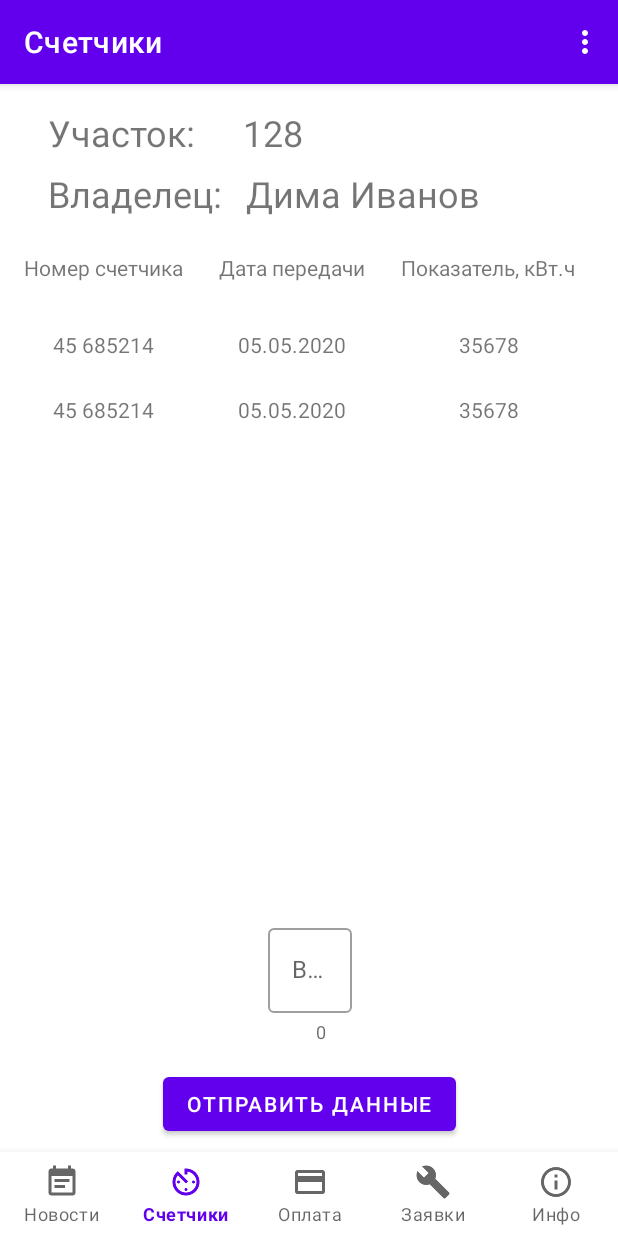
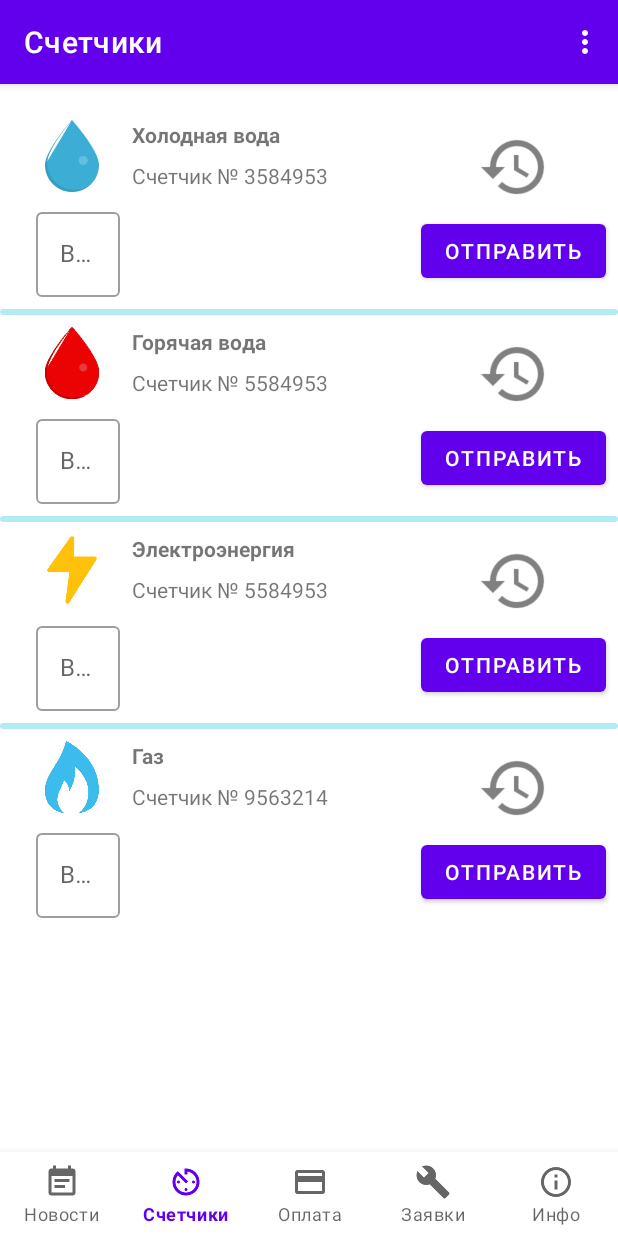
Before and after one commit to G2R1k/Domodel, an Android app: the CounterFragment screen opened through its navigation route, on a phone screen of 412 x 824 dp. Run offline under Robolectric (Android 15) with nearby library versions, the phone set to English and light mode, and no system bars; our stand-ins replace navigation-ui; 1 statement that could not run was skipped.

Commit message:
upd Counters start Votes

```diff
--- a/app/src/main/java/com/example/domodel/PayActivity.java
+++ b/app/src/main/java/com/example/domodel/PayActivity.java
@@ -22,7 +22,7 @@ public class PayActivity extends AppCompatActivity {
         super.onCreate(savedInstanceState);
         setContentView(R.layout.activity_pay);
 
-        btnBack = findViewById(R.id.btnBack);
+        btnBack = findViewById(R.id.btnProfileBack);
         btnBack.setOnClickListener(listenerClose);
     }
 }
--- a/app/src/main/java/com/example/domodel/ui/counter/CounterFragment.java
+++ b/app/src/main/java/com/example/domodel/ui/counter/CounterFragment.java
@@ -17,6 +17,8 @@ import androidx.lifecycle.ViewModelProviders;
 
 import com.example.domodel.R;
 
+import org.w3c.dom.Text;
+
 import java.text.DateFormat;
 import java.text.SimpleDateFormat;
 import java.util.Date;
@@ -25,29 +27,20 @@ import java.util.Locale;
 public class CounterFragment extends Fragment {
 
     private CounterViewModel counterViewModel;
-    private Button btnSend;
-    private TextView textNumberCounter;
-    private TextView textDate;
-    private TextView textCounter;
-    private TextView fieldGetInfo;
-    String dateText;
+
+    TextView fldColdWater;
+
+    Button btnSendColdWater;
 
     public View onCreateView(@NonNull LayoutInflater inflater,
                              ViewGroup container, Bundle savedInstanceState) {
         counterViewModel =
                 ViewModelProviders.of(this).get(CounterViewModel.class);
-        View root = inflater.inflate(R.layout.fragment_counter, container, false);
-        textNumberCounter = root.findViewById(R.id.textNumberCounter);
-        textDate = root.findViewById(R.id.textDate);
-        textCounter = root.findViewById(R.id.textCounter);
-        fieldGetInfo = root.findViewById(R.id.editTextTextPersonName2);
+        View root = inflater.inflate(R.layout.fragment_counter2, container, false);
 
-        btnSend = root.findViewById(R.id.buttonSend);
-        btnSend.setOnClickListener(listenerSendInfo);
-
-        Date currentDate = new Date();
-        DateFormat dateFormat = new SimpleDateFormat("dd.MM.yyyy", Locale.getDefault());
-        dateText = dateFormat.format(currentDate);
+        fldColdWater = root.findViewById(R.id.fldColdWater2);
+        btnSendColdWater = root.findViewById(R.id.btnCounterSend1);
+        btnSendColdWater.setOnClickListener(listenerSendInfo);
         return root;
     }
 
@@ -55,16 +48,8 @@ public class CounterFragment extends Fragment {
     View.OnClickListener listenerSendInfo = new View.OnClickListener() {
         @Override
         public void onClick(View view) {
-            String str = fieldGetInfo.getText().toString();
-            if(!TextUtils.isEmpty(str)){
-                textNumberCounter.setText("45 685214");
-                textDate.setText(dateText);
-                textCounter.setText(fieldGetInfo.getText().toString());
-                Toast.makeText(getContext(), "Данные отправленны !", Toast.LENGTH_LONG).show();
-            } else {
-                Toast.makeText(getContext(), "Введите данные счетчика", Toast.LENGTH_LONG).show();
-            }
-
+            String str = fldColdWater.getText().toString();
+            Toast.makeText(getContext(), str, Toast.LENGTH_LONG).show();
         }
     };
 }
--- a/app/src/main/res/layout/activity_pay.xml
+++ b/app/src/main/res/layout/activity_pay.xml
@@ -33,7 +33,7 @@
         android:layout_height="wrap_content"
         android:layout_marginBottom="4dp"
         android:text="Оплатить"
-        app:layout_constraintBottom_toTopOf="@+id/btnBack"
+        app:layout_constraintBottom_toTopOf="@+id/btnProfileBack"
         app:layout_constraintEnd_toEndOf="parent"
         app:layout_constraintStart_toStartOf="parent" />
 </androidx.constraintlayout.widget.ConstraintLayout>
--- a/app/src/main/res/layout/activity_profile.xml
+++ b/app/src/main/res/layout/activity_profile.xml
@@ -47,7 +47,7 @@
         android:id="@+id/textView48"
         android:layout_width="wrap_content"
         android:layout_height="wrap_content"
-        android:layout_marginTop="8dp"
+        android:layout_marginTop="16dp"
         android:text="Телефон"
         android:textSize="18sp"
         app:layout_constraintStart_toStartOf="@+id/txt_fio"
@@ -72,7 +72,7 @@
         android:id="@+id/textView51"
         android:layout_width="wrap_content"
         android:layout_height="wrap_content"
-        android:layout_marginTop="8dp"
+        android:layout_marginTop="12dp"
         android:text="Адрес участка"
         android:textSize="18sp"
         app:layout_constraintStart_toStartOf="@+id/txt_mail"
@@ -97,7 +97,7 @@
         android:id="@+id/textView55"
         android:layout_width="wrap_content"
         android:layout_height="wrap_content"
-        android:layout_marginTop="8dp"
+        android:layout_marginTop="12dp"
         android:text="Площадь участка"
         android:textSize="18sp"
         app:layout_constraintStart_toStartOf="@+id/txt_adress2"
@@ -122,7 +122,7 @@
         android:id="@+id/textView57"
         android:layout_width="wrap_content"
         android:layout_height="wrap_content"
-        android:layout_marginTop="8dp"
+        android:layout_marginTop="16dp"
         android:text="email"
         android:textSize="18sp"
         app:layout_constraintStart_toStartOf="@+id/imageView"
@@ -147,7 +147,7 @@
         android:id="@+id/textView59"
         android:layout_width="wrap_content"
         android:layout_height="wrap_content"
-        android:layout_marginTop="8dp"
+        android:layout_marginTop="12dp"
         android:text="Почтовый адрес"
         android:textSize="18sp"
         app:layout_constraintStart_toStartOf="@+id/txt_email"
--- a/app/src/main/res/layout/fragment_contact.xml
+++ b/app/src/main/res/layout/fragment_contact.xml
@@ -175,8 +175,8 @@
         android:textStyle="bold"
         android:text="+79115553322"
         android:background="@drawable/profile_background"
-        android:paddingStart="4dp"
-        android:paddingEnd="4dp"
+        android:paddingStart="8dp"
+        android:paddingEnd="8dp"
         android:textSize="18sp"
         app:layout_constraintStart_toStartOf="@+id/txtNameEmployee1"
         app:layout_constraintTop_toBottomOf="@+id/txtNameEmployee1" />
@@ -185,13 +185,13 @@
         android:id="@+id/textView49"
         android:layout_width="wrap_content"
         android:layout_height="wrap_content"
-        android:layout_marginTop="16dp"
+        android:layout_marginTop="8dp"
+        android:background="@drawable/profile_background"
+        android:paddingStart="8dp"
+        android:paddingEnd="8dp"
+        android:text="+79115553322"
+        android:textSize="18sp"
         android:textStyle="bold"
-        android:text="+79115553322"
-        android:background="@drawable/profile_background"
-        android:paddingStart="4dp"
-        android:paddingEnd="4dp"
-        android:textSize="18sp"
         app:layout_constraintStart_toStartOf="@+id/txtNameEmployee2"
         app:layout_constraintTop_toBottomOf="@+id/txtNameEmployee2" />
 
@@ -203,8 +203,8 @@
         android:textStyle="bold"
         android:text="+79115553322"
         android:background="@drawable/profile_background"
-        android:paddingStart="4dp"
-        android:paddingEnd="4dp"
+        android:paddingStart="8dp"
+        android:paddingEnd="8dp"
         android:textSize="18sp"
         app:layout_constraintStart_toStartOf="@+id/txtNameEmployee3"
         app:layout_constraintTop_toBottomOf="@+id/txtNameEmployee3" />
@@ -217,8 +217,8 @@
         android:textStyle="bold"
         android:text="+79115553322"
         android:background="@drawable/profile_background"
-        android:paddingStart="4dp"
-        android:paddingEnd="4dp"
+        android:paddingStart="8dp"
+        android:paddingEnd="8dp"
         android:textSize="18sp"
         app:layout_constraintStart_toStartOf="@+id/txtNameEmployee4"
         app:layout_constraintTop_toBottomOf="@+id/txtNameEmployee4" />
--- /dev/null
+++ b/app/src/main/res/layout/fragment_counter2.xml
@@ -0,0 +1,314 @@
+<?xml version="1.0" encoding="utf-8"?>
+<androidx.constraintlayout.widget.ConstraintLayout
+    xmlns:android="http://schemas.android.com/apk/res/android"
+    xmlns:app="http://schemas.android.com/apk/res-auto"
+    xmlns:tools="http://schemas.android.com/tools"
+    android:layout_width="match_parent"
+    android:layout_height="match_parent">
+
+    <ImageView
+        android:id="@+id/imgHotWater"
+        android:layout_width="48dp"
+        android:layout_height="48dp"
+        android:layout_marginStart="24dp"
+        android:layout_marginTop="8dp"
+        app:layout_constraintStart_toStartOf="parent"
+        app:layout_constraintTop_toBottomOf="@+id/imageView2"
+        app:srcCompat="@drawable/ic_hotwater" />
+
+    <TextView
+        android:id="@+id/textView62"
+        android:layout_width="wrap_content"
+        android:layout_height="wrap_content"
+        android:layout_marginTop="8dp"
+        android:text="Счетчик № 5584953"
+        app:layout_constraintStart_toStartOf="@+id/textView63"
+        app:layout_constraintTop_toBottomOf="@+id/textView63" />
+
+    <com.google.android.material.textfield.TextInputLayout
+        android:id="@+id/fldHotWater"
+        style="@style/Widget.MaterialComponents.TextInputLayout.OutlinedBox"
+        android:layout_width="wrap_content"
+        android:layout_height="wrap_content"
+        android:layout_marginTop="8dp"
+        app:layout_constraintStart_toStartOf="@+id/imgHotWater"
+        app:layout_constraintTop_toBottomOf="@+id/imgHotWater">
+
+        <EditText
+            android:id="@+id/fldHotWater2"
+            android:layout_width="wrap_content"
+            android:layout_height="wrap_content"
+            android:inputType="number"
+            android:layout_marginTop="8dp"
+            android:ems="10"
+            android:hint="Введите показания" />
+    </com.google.android.material.textfield.TextInputLayout>
+
+    <Button
+        android:id="@+id/btnCounterSend2"
+        android:layout_width="wrap_content"
+        android:layout_height="wrap_content"
+        android:layout_marginEnd="8dp"
+        android:text="Отправить"
+        app:layout_constraintBottom_toBottomOf="@+id/fldHotWater"
+        app:layout_constraintEnd_toEndOf="parent"
+        app:layout_constraintTop_toTopOf="@+id/fldHotWater" />
+
+    <TextView
+        android:id="@+id/textView63"
+        android:layout_width="wrap_content"
+        android:layout_height="wrap_content"
+        android:layout_marginStart="16dp"
+        android:text="Горячая вода"
+        android:textStyle="bold"
+        app:layout_constraintStart_toEndOf="@+id/imgHotWater"
+        app:layout_constraintTop_toTopOf="@+id/imgHotWater" />
+
+    <ImageView
+        android:id="@+id/imgColdWater"
+        android:layout_width="48dp"
+        android:layout_height="48dp"
+        android:layout_marginStart="24dp"
+        android:layout_marginTop="24dp"
+        app:layout_constraintStart_toStartOf="parent"
+        app:layout_constraintTop_toTopOf="parent"
+        app:srcCompat="@drawable/ic_coldwater" />
+
+    <TextView
+        android:id="@+id/textView58"
+        android:layout_width="wrap_content"
+        android:layout_height="wrap_content"
+        android:layout_marginStart="16dp"
+        android:text="Холодная вода"
+        android:textStyle="bold"
+        app:layout_constraintStart_toEndOf="@+id/imgColdWater"
+        app:layout_constraintTop_toTopOf="@+id/imgColdWater" />
+
+    <com.google.android.material.textfield.TextInputLayout
+        android:id="@+id/fldColdWater"
+        android:layout_width="wrap_content"
+        android:layout_height="wrap_content"
+        android:layout_marginTop="8dp"
+        app:layout_constraintTop_toBottomOf="@+id/imgColdWater"
+        app:layout_constraintStart_toStartOf="@+id/imgColdWater"
+        style="@style/Widget.MaterialComponents.TextInputLayout.OutlinedBox">
+        <EditText
+            android:id="@+id/fldColdWater2"
+            android:layout_width="wrap_content"
+            android:layout_height="wrap_content"
+            android:layout_marginTop="8dp"
+            android:inputType="number"
+            android:ems="10"
+            android:hint="Введите показания" />
+    </com.google.android.material.textfield.TextInputLayout>
+
+    <Button
+        android:id="@+id/btnCounterSend1"
+        android:layout_width="wrap_content"
+        android:layout_height="wrap_content"
+        android:layout_marginEnd="8dp"
+        android:text="Отправить"
+        app:layout_constraintBottom_toBottomOf="@+id/fldColdWater"
+        app:layout_constraintEnd_toEndOf="parent"
+        app:layout_constraintTop_toTopOf="@+id/fldColdWater" />
+
+    <TextView
+        android:id="@+id/textView61"
+        android:layout_width="wrap_content"
+        android:layout_height="wrap_content"
+        android:layout_marginTop="8dp"
+        android:text="Счетчик № 3584953"
+        app:layout_constraintStart_toStartOf="@+id/textView58"
+        app:layout_constraintTop_toBottomOf="@+id/textView58" />
+
+    <ImageView
+        android:id="@+id/imageView2"
+        android:layout_width="0dp"
+        android:layout_height="4dp"
+        android:layout_marginTop="8dp"
+        app:layout_constraintEnd_toEndOf="parent"
+        app:layout_constraintHorizontal_bias="0.0"
+        app:layout_constraintStart_toStartOf="parent"
+        app:layout_constraintTop_toBottomOf="@+id/fldColdWater"
+        app:srcCompat="@drawable/news_background" />
+
+    <ImageView
+        android:id="@+id/imageView4"
+        android:layout_width="0dp"
+        android:layout_height="4dp"
+        android:layout_marginTop="8dp"
+        app:layout_constraintEnd_toEndOf="parent"
+        app:layout_constraintStart_toStartOf="parent"
+        app:layout_constraintTop_toBottomOf="@+id/fldHotWater"
+        app:srcCompat="@drawable/news_background" />
+
+    <ImageView
+        android:id="@+id/imgStory1"
+        android:layout_width="48dp"
+        android:layout_height="48dp"
+        android:layout_marginBottom="8dp"
+        android:alpha="0.5"
+        app:layout_constraintBottom_toTopOf="@+id/btnCounterSend1"
+        app:layout_constraintEnd_toEndOf="@+id/btnCounterSend1"
+        app:layout_constraintStart_toStartOf="@+id/btnCounterSend1"
+        app:srcCompat="@drawable/baseline_restore_black_48dp" />
+
+    <ImageView
+        android:id="@+id/imgStory2"
+        android:layout_width="48dp"
+        android:layout_height="48dp"
+        android:layout_marginBottom="8dp"
+        android:alpha="0.5"
+        app:layout_constraintBottom_toTopOf="@+id/btnCounterSend2"
+        app:layout_constraintEnd_toEndOf="@+id/btnCounterSend2"
+        app:layout_constraintStart_toStartOf="@+id/btnCounterSend2"
+        app:srcCompat="@drawable/baseline_restore_black_48dp" />
+
+    <ImageView
+        android:id="@+id/imgEnergy"
+        android:layout_width="48dp"
+        android:layout_height="48dp"
+        android:layout_marginStart="24dp"
+        android:layout_marginTop="8dp"
+        app:layout_constraintStart_toStartOf="parent"
+        app:layout_constraintTop_toBottomOf="@+id/imageView4"
+        app:srcCompat="@drawable/ic_energy" />
+
+    <TextView
+        android:id="@+id/textView45"
+        android:layout_width="wrap_content"
+        android:layout_height="wrap_content"
+        android:layout_marginStart="16dp"
+        android:text="Электроэнергия"
+        android:textStyle="bold"
+        app:layout_constraintStart_toEndOf="@+id/imgEnergy"
+        app:layout_constraintTop_toTopOf="@+id/imgEnergy" />
+
+    <TextView
+        android:id="@+id/textView60"
+        android:layout_width="wrap_content"
+        android:layout_height="wrap_content"
+        android:layout_marginTop="8dp"
+        android:text="Счетчик № 5584953"
+        app:layout_constraintStart_toStartOf="@+id/textView45"
+        app:layout_constraintTop_toBottomOf="@+id/textView45" />
+
+    <com.google.android.material.textfield.TextInputLayout
+        android:id="@+id/fldEnergy"
+        android:layout_width="wrap_content"
+        android:layout_height="wrap_content"
+        android:layout_marginTop="8dp"
+        app:layout_constraintTop_toBottomOf="@+id/imgEnergy"
+        app:layout_constraintStart_toStartOf="@+id/imgEnergy"
+        style="@style/Widget.MaterialComponents.TextInputLayout.OutlinedBox">
+        <EditText
+            android:id="@+id/fldEnergy2"
+            android:layout_width="wrap_content"
+            android:layout_height="wrap_content"
+            android:inputType="number"
+            android:layout_marginTop="8dp"
+            android:ems="10"
+            android:hint="Введите показания" />
+    </com.google.android.material.textfield.TextInputLayout>
+
+    <Button
+        android:id="@+id/btnCounterSend3"
+        android:layout_width="wrap_content"
+        android:layout_height="wrap_content"
+        android:layout_marginEnd="8dp"
+        android:text="Отправить"
+        app:layout_constraintBottom_toBottomOf="@+id/fldEnergy"
+        app:layout_constraintEnd_toEndOf="parent"
+        app:layout_constraintTop_toTopOf="@+id/fldEnergy" />
+
+    <ImageView
+        android:id="@+id/imgStory3"
+        android:layout_width="48dp"
+        android:layout_height="48dp"
+        android:layout_marginBottom="8dp"
+        android:alpha="0.5"
+        app:layout_constraintBottom_toTopOf="@+id/btnCounterSend3"
+        app:layout_constraintEnd_toEndOf="@+id/btnCounterSend3"
+        app:layout_constraintStart_toStartOf="@+id/btnCounterSend3"
+        app:srcCompat="@drawable/baseline_restore_black_48dp" />
+
+    <ImageView
+        android:id="@+id/imageView5"
+        android:layout_width="0dp"
+        android:layout_height="4dp"
+        android:layout_marginTop="8dp"
+        app:layout_constraintEnd_toEndOf="parent"
+        app:layout_constraintStart_toStartOf="parent"
+        app:layout_constraintTop_toBottomOf="@+id/fldEnergy"
+        app:srcCompat="@drawable/news_background" />
+
+    <ImageView
+        android:id="@+id/imgGas"
+        android:layout_width="48dp"
+        android:layout_height="48dp"
+        android:layout_marginStart="24dp"
+        android:layout_marginTop="8dp"
+        app:layout_constraintStart_toStartOf="parent"
+        app:layout_constraintTop_toBottomOf="@+id/imageView5"
+        app:srcCompat="@drawable/ic_gas2" />
+
+    <TextView
+        android:id="@+id/textView46"
+        android:layout_width="wrap_content"
+        android:layout_height="wrap_content"
+        android:layout_marginStart="16dp"
+        android:text="Газ"
+        android:textStyle="bold"
+        app:layout_constraintStart_toEndOf="@+id/imgGas"
+        app:layout_constraintTop_toTopOf="@+id/imgGas" />
+
+    <TextView
+        android:id="@+id/textView47"
+        android:layout_width="wrap_content"
+        android:layout_height="wrap_content"
+        android:layout_marginTop="8dp"
+        android:text="Счетчик № 9563214"
+        app:layout_constraintStart_toStartOf="@+id/textView46"
+        app:layout_constraintTop_toBottomOf="@+id/textView46" />
+
+    <com.google.android.material.textfield.TextInputLayout
+        android:id="@+id/fldGas"
+        android:layout_width="wrap_content"
+        android:layout_height="wrap_content"
+        android:layout_marginTop="8dp"
+        app:layout_constraintTop_toBottomOf="@+id/imgGas"
+        app:layout_constraintStart_toStartOf="@+id/imgGas"
+        style="@style/Widget.MaterialComponents.TextInputLayout.OutlinedBox">
+        <EditText
+            android:id="@+id/fldGas2"
+            android:layout_width="wrap_content"
+            android:layout_height="wrap_content"
+            android:inputType="number"
+            android:layout_marginTop="8dp"
+            android:ems="10"
+            android:hint="Введите показания" />
+    </com.google.android.material.textfield.TextInputLayout>
+
+    <Button
+        android:id="@+id/btnCounterSend4"
+        android:layout_width="wrap_content"
+        android:layout_height="wrap_content"
+        android:layout_marginEnd="8dp"
+        android:text="Отправить"
+        app:layout_constraintBottom_toBottomOf="@+id/fldGas"
+        app:layout_constraintEnd_toEndOf="parent"
+        app:layout_constraintTop_toTopOf="@+id/fldGas" />
+
+    <ImageView
+        android:id="@+id/imgStory4"
+        android:layout_width="48dp"
+        android:layout_height="48dp"
+        android:layout_marginBottom="8dp"
+        android:alpha="0.5"
+        app:layout_constraintBottom_toTopOf="@+id/btnCounterSend4"
+        app:layout_constraintEnd_toEndOf="@+id/btnCounterSend4"
+        app:layout_constraintStart_toStartOf="@+id/btnCounterSend4"
+        app:srcCompat="@drawable/baseline_restore_black_48dp" />
+
+
+</androidx.constraintlayout.widget.ConstraintLayout>
--- a/app/src/main/res/layout/fragment_payment.xml
+++ b/app/src/main/res/layout/fragment_payment.xml
@@ -23,7 +23,7 @@
         android:id="@+id/btnPay3"
         android:layout_width="wrap_content"
         android:layout_height="wrap_content"
-        android:layout_marginEnd="12dp"
+        android:layout_marginEnd="8dp"
         android:text="Оплатить"
         app:layout_constraintEnd_toEndOf="parent"
         app:layout_constraintTop_toTopOf="@+id/textView52" />
```
Also changed, not shown: app/src/main/java/com/example/domodel/ui/requisites/ContactFragment.java (+1 -7 lines), app/src/main/res/drawable/baseline_restore_black_48dp.png (added), app/src/main/res/drawable/ic_coldwater.png (added), app/src/main/res/drawable/ic_energy.png (added), app/src/main/res/drawable/ic_gas2.png (added), app/src/main/res/drawable/ic_hotwater.png (added).
